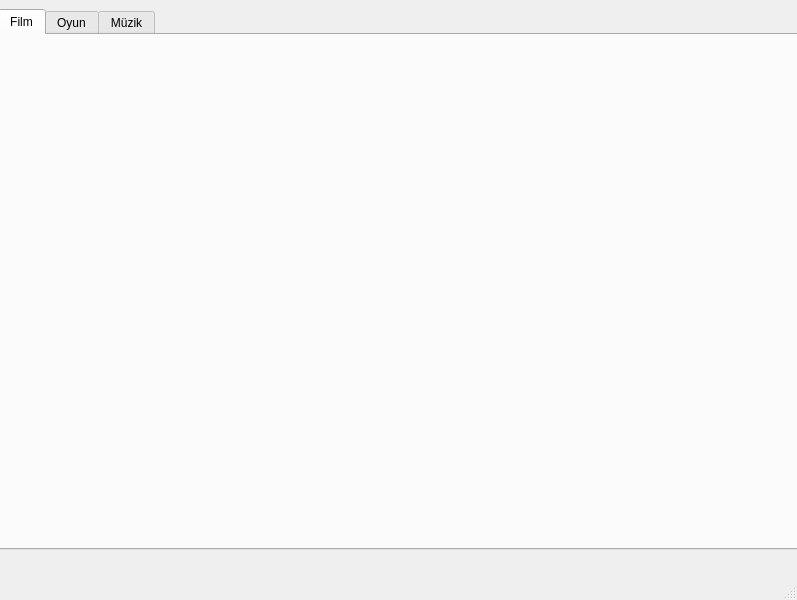
This is PresentationMaker.ui in obayhan/hddiyari_presentation as Qt 5 draws it before an edit. The edited form follows.
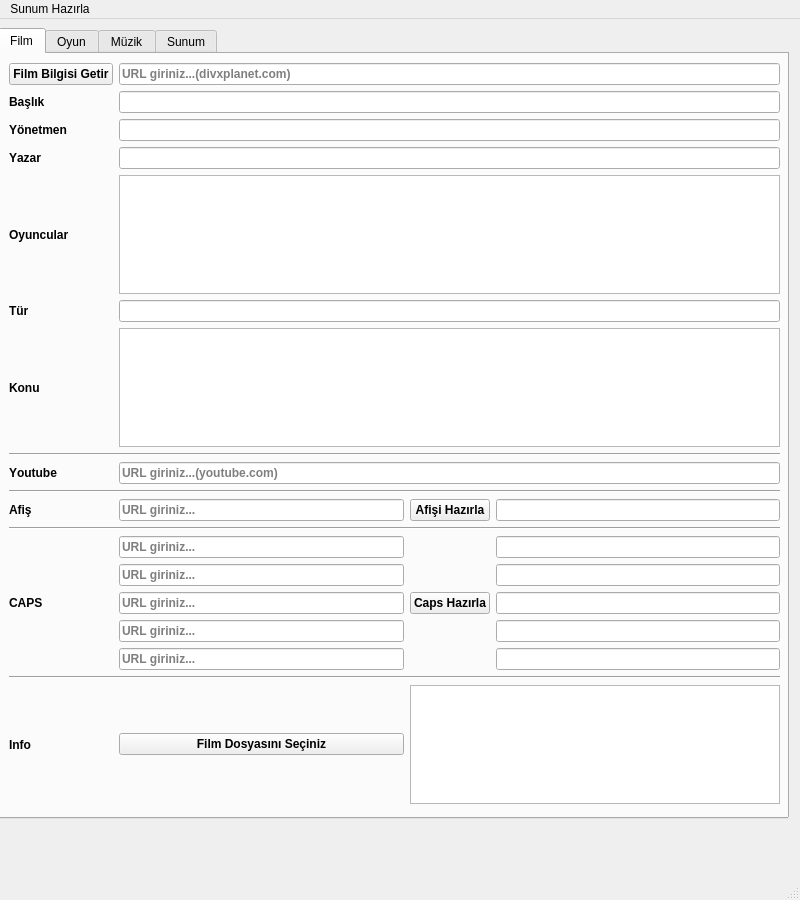
This is the edited form.

What changed in the file:
```diff
--- a/PresentationMaker.ui
+++ b/PresentationMaker.ui
@@ -6,10 +6,28 @@
    <rect>
     <x>0</x>
     <y>0</y>
-    <width>797</width>
-    <height>600</height>
+    <width>800</width>
+    <height>900</height>
    </rect>
   </property>
+  <property name="sizePolicy">
+   <sizepolicy hsizetype="Fixed" vsizetype="Fixed">
+    <horstretch>0</horstretch>
+    <verstretch>0</verstretch>
+   </sizepolicy>
+  </property>
+  <property name="minimumSize">
+   <size>
+    <width>800</width>
+    <height>900</height>
+   </size>
+  </property>
+  <property name="maximumSize">
+   <size>
+    <width>800</width>
+    <height>900</height>
+   </size>
+  </property>
   <property name="windowTitle">
    <string>MainWindow</string>
   </property>
@@ -22,14 +40,21 @@
      <rect>
       <x>-2</x>
       <y>9</y>
-      <width>801</width>
-      <height>541</height>
+      <width>791</width>
+      <height>791</height>
      </rect>
     </property>
     <property name="currentIndex">
      <number>0</number>
     </property>
     <widget class="QWidget" name="tab_film">
+     <property name="font">
+      <font>
+       <weight>75</weight>
+       <bold>true</bold>
+       <kerning>false</kerning>
+      </font>
+     </property>
      <attribute name="title">
       <string>Film</string>
      </attribute>
@@ -38,14 +63,298 @@
        <rect>
         <x>9</x>
         <y>9</y>
-        <width>781</width>
-        <height>491</height>
+        <width>771</width>
+        <height>741</height>
        </rect>
       </property>
       <layout class="QGridLayout" name="gridLayout">
        <property name="sizeConstraint">
         <enum>QLayout::SetDefaultConstraint</enum>
        </property>
+       <item row="16" column="1">
+        <widget class="QLineEdit" name="txt_CapLink4">
+         <property name="placeholderText">
+          <string>URL giriniz...</string>
+         </property>
+        </widget>
+       </item>
+       <item row="15" column="2">
+        <widget class="QPushButton" name="btn_CreateCaps">
+         <property name="text">
+          <string>Caps Hazırla</string>
+         </property>
+        </widget>
+       </item>
+       <item row="6" column="1" colspan="3">
+        <widget class="QLineEdit" name="txt_Genre"/>
+       </item>
+       <item row="18" column="0" colspan="4">
+        <widget class="Line" name="line_3">
+         <property name="orientation">
+          <enum>Qt::Horizontal</enum>
+         </property>
+        </widget>
+       </item>
+       <item row="19" column="1">
+        <widget class="QPushButton" name="btn_SelectMovie">
+         <property name="text">
+          <string>Film Dosyasını Seçiniz</string>
+         </property>
+        </widget>
+       </item>
+       <item row="3" column="0">
+        <widget class="QLabel" name="label_2">
+         <property name="font">
+          <font>
+           <weight>75</weight>
+           <bold>true</bold>
+          </font>
+         </property>
+         <property name="text">
+          <string>Yönetmen</string>
+         </property>
+        </widget>
+       </item>
+       <item row="4" column="0">
+        <widget class="QLabel" name="label_3">
+         <property name="font">
+          <font>
+           <weight>75</weight>
+           <bold>true</bold>
+          </font>
+         </property>
+         <property name="text">
+          <string>Yazar</string>
+         </property>
+        </widget>
+       </item>
+       <item row="13" column="0" rowspan="5">
+        <widget class="QLabel" name="label_9">
+         <property name="font">
+          <font>
+           <weight>75</weight>
+           <bold>true</bold>
+          </font>
+         </property>
+         <property name="text">
+          <string>CAPS</string>
+         </property>
+        </widget>
+       </item>
+       <item row="8" column="0" colspan="4">
+        <widget class="Line" name="line">
+         <property name="orientation">
+          <enum>Qt::Horizontal</enum>
+         </property>
+        </widget>
+       </item>
+       <item row="1" column="0">
+        <widget class="QLabel" name="label">
+         <property name="font">
+          <font>
+           <weight>75</weight>
+           <bold>true</bold>
+          </font>
+         </property>
+         <property name="text">
+          <string>Başlık</string>
+         </property>
+        </widget>
+       </item>
+       <item row="1" column="1" colspan="3">
+        <widget class="QLineEdit" name="txt_Head"/>
+       </item>
+       <item row="15" column="1">
+        <widget class="QLineEdit" name="txt_CapLink3">
+         <property name="placeholderText">
+          <string>URL giriniz...</string>
+         </property>
+        </widget>
+       </item>
+       <item row="5" column="0">
+        <widget class="QLabel" name="label_4">
+         <property name="font">
+          <font>
+           <weight>75</weight>
+           <bold>true</bold>
+          </font>
+         </property>
+         <property name="text">
+          <string>Oyuncular</string>
+         </property>
+        </widget>
+       </item>
+       <item row="6" column="0">
+        <widget class="QLabel" name="label_5">
+         <property name="font">
+          <font>
+           <weight>75</weight>
+           <bold>true</bold>
+          </font>
+         </property>
+         <property name="text">
+          <string>Tür</string>
+         </property>
+        </widget>
+       </item>
+       <item row="12" column="0" colspan="4">
+        <widget class="Line" name="line_4">
+         <property name="orientation">
+          <enum>Qt::Horizontal</enum>
+         </property>
+        </widget>
+       </item>
+       <item row="11" column="0">
+        <widget class="QLabel" name="label_8">
+         <property name="font">
+          <font>
+           <weight>75</weight>
+           <bold>true</bold>
+          </font>
+         </property>
+         <property name="text">
+          <string>Afiş</string>
+         </property>
+        </widget>
+       </item>
+       <item row="19" column="2" colspan="2">
+        <widget class="QTextEdit" name="txt_Info"/>
+       </item>
+       <item row="11" column="2">
+        <widget class="QPushButton" name="btn_CreateCover">
+         <property name="text">
+          <string>Afişi Hazırla</string>
+         </property>
+        </widget>
+       </item>
+       <item row="7" column="0">
+        <widget class="QLabel" name="label_6">
+         <property name="font">
+          <font>
+           <weight>75</weight>
+           <bold>true</bold>
+          </font>
+         </property>
+         <property name="text">
+          <string>Konu</string>
+         </property>
+        </widget>
+       </item>
+       <item row="10" column="0" colspan="4">
+        <widget class="Line" name="line_2">
+         <property name="orientation">
+          <enum>Qt::Horizontal</enum>
+         </property>
+        </widget>
+       </item>
+       <item row="9" column="0">
+        <widget class="QLabel" name="label_7">
+         <property name="font">
+          <font>
+           <weight>75</weight>
+           <bold>true</bold>
+          </font>
+         </property>
+         <property name="text">
+          <string>Youtube</string>
+         </property>
+        </widget>
+       </item>
+       <item row="19" column="0">
+        <widget class="QLabel" name="label_10">
+         <property name="font">
+          <font>
+           <weight>75</weight>
+           <bold>true</bold>
+          </font>
+         </property>
+         <property name="text">
+          <string>Info</string>
+         </property>
+        </widget>
+       </item>
+       <item row="5" column="1" colspan="3">
+        <widget class="QTextEdit" name="txt_Actors"/>
+       </item>
+       <item row="4" column="1" colspan="3">
+        <widget class="QLineEdit" name="txt_Author"/>
+       </item>
+       <item row="13" column="1">
+        <widget class="QLineEdit" name="txt_CapLink1">
+         <property name="placeholderText">
+          <string>URL giriniz...</string>
+         </property>
+        </widget>
+       </item>
+       <item row="7" column="1" colspan="3">
+        <widget class="QTextEdit" name="txt_Description"/>
+       </item>
+       <item row="3" column="1" colspan="3">
+        <widget class="QLineEdit" name="txt_Director"/>
+       </item>
+       <item row="11" column="1">
+        <widget class="QLineEdit" name="txt_CoverLink">
+         <property name="text">
+          <string extracomment="Resmin URL si"/>
+         </property>
+         <property name="placeholderText">
+          <string>URL giriniz...</string>
+         </property>
+        </widget>
+       </item>
+       <item row="14" column="1">
+        <widget class="QLineEdit" name="txt_CapLink2">
+         <property name="placeholderText">
+          <string>URL giriniz...</string>
+         </property>
+        </widget>
+       </item>
+       <item row="9" column="1" colspan="3">
+        <widget class="QLineEdit" name="txt_Youtube">
+         <property name="placeholderText">
+          <string>URL giriniz...(youtube.com)</string>
+         </property>
+        </widget>
+       </item>
+       <item row="17" column="1">
+        <widget class="QLineEdit" name="txt_CapLink5">
+         <property name="placeholderText">
+          <string>URL giriniz...</string>
+         </property>
+        </widget>
+       </item>
+       <item row="11" column="3">
+        <widget class="QLineEdit" name="txt_Cover"/>
+       </item>
+       <item row="0" column="1" colspan="3">
+        <widget class="QLineEdit" name="txt_InfoUrl">
+         <property name="placeholderText">
+          <string>URL giriniz...(divxplanet.com)</string>
+         </property>
+        </widget>
+       </item>
+       <item row="0" column="0">
+        <widget class="QPushButton" name="btn_MovieInfo">
+         <property name="text">
+          <string>Film Bilgisi Getir</string>
+         </property>
+        </widget>
+       </item>
+       <item row="13" column="3">
+        <widget class="QLineEdit" name="txt_Cap1"/>
+       </item>
+       <item row="14" column="3">
+        <widget class="QLineEdit" name="txt_Cap2"/>
+       </item>
+       <item row="15" column="3">
+        <widget class="QLineEdit" name="txt_Cap3"/>
+       </item>
+       <item row="16" column="3">
+        <widget class="QLineEdit" name="txt_Cap4"/>
+       </item>
+       <item row="17" column="3">
+        <widget class="QLineEdit" name="txt_Cap5"/>
+       </item>
       </layout>
      </widget>
     </widget>
@@ -59,6 +368,21 @@
       <string>Müzik</string>
      </attribute>
     </widget>
+    <widget class="QWidget" name="tab_output">
+     <attribute name="title">
+      <string>Sunum</string>
+     </attribute>
+     <widget class="QPlainTextEdit" name="txt_Output">
+      <property name="geometry">
+       <rect>
+        <x>3</x>
+        <y>1</y>
+        <width>781</width>
+        <height>751</height>
+       </rect>
+      </property>
+     </widget>
+    </widget>
    </widget>
   </widget>
   <widget class="QMenuBar" name="menubar">
@@ -66,10 +390,19 @@
     <rect>
      <x>0</x>
      <y>0</y>
-     <width>797</width>
+     <width>800</width>
      <height>25</height>
     </rect>
    </property>
+   <widget class="QMenu" name="menuD_n_t_r">
+    <property name="title">
+     <string>Sunum Hazırla</string>
+    </property>
+    <addaction name="actionFilm"/>
+    <addaction name="actionOyun"/>
+    <addaction name="actionMuzik"/>
+   </widget>
+   <addaction name="menuD_n_t_r"/>
   </widget>
   <widget class="QStatusBar" name="statusbar"/>
  </widget>
```
Left out of the diff: 141 changed lines with no effect on the pictures.
